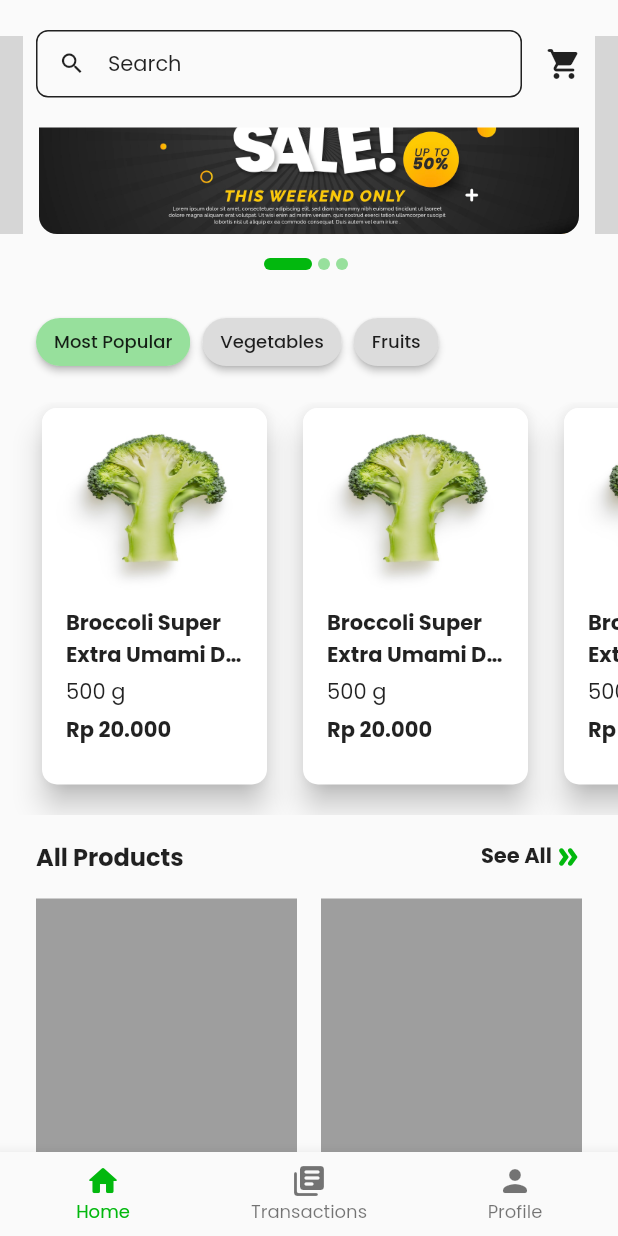
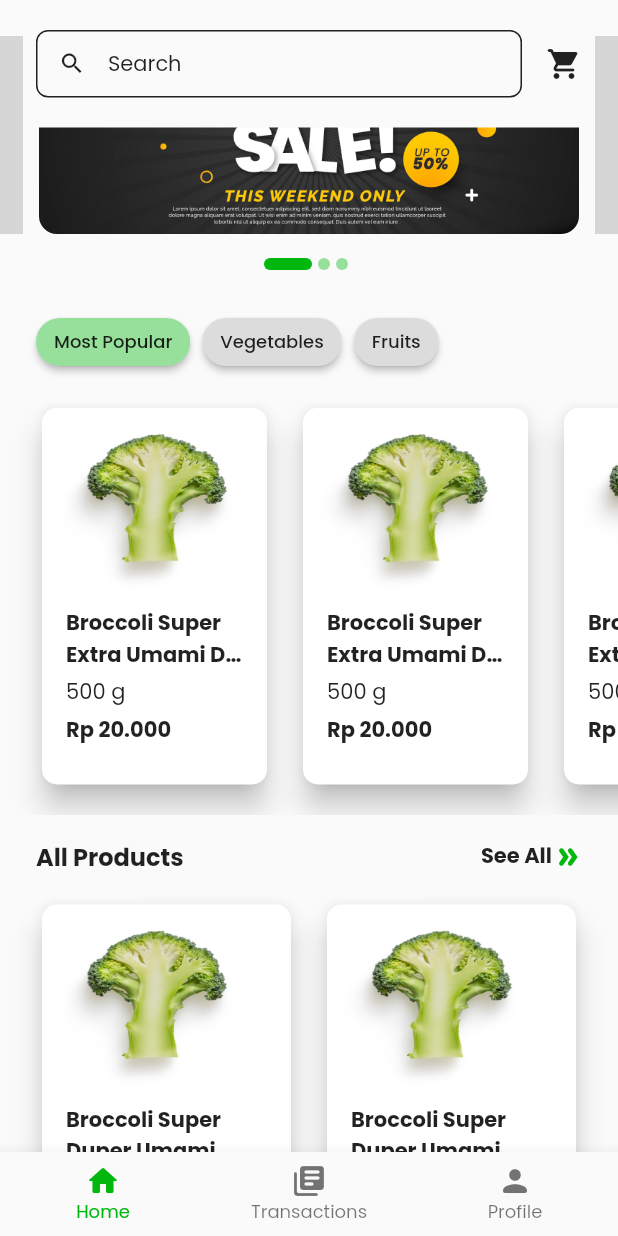
Before and after one commit to stanleymesa/segarbox_flutter, a Flutter app: the HomeView screen opened by its route, scrolled down 90 dp, on a phone screen of 412 x 824 dp. Run offline on Flutter 3.47's test engine with Material 2 defaults, Android fonts, the phone set to English and light mode, and no system bars; our stand-ins replace get, google_fonts, lottie; grey boxes are pictures that could not be loaded.

Commit message:
Masonry Grid

```diff
--- a/lib/app/modules/home/controllers/home_controller.dart
+++ b/lib/app/modules/home/controllers/home_controller.dart
@@ -23,6 +23,20 @@ class HomeController extends GetxController {
   // Navigation Bar
   final currentNavPage = 0.obs;
 
+  // Grid
+  final List<String> listTitle = [
+    'Broccoli Super Duper Umami Taste',
+    'Broccoli Super Duper Umami Taste asdasdasfasdfsad',
+    'Broccoli Super Dupe',
+    'Broccoli',
+    'Broccoli Super Duper Umami',
+    'Broccoli Super Duper Umami Taste sadasdsad',
+    'Broccoli Super',
+    'Broccoli Su',
+    'Broccoli Super Duper Umami Taste Wow oMAASDAJN asdjn',
+    'Broccoli Super Duper Umam',
+  ];
+
   @override
   void onInit() {
     super.onInit();
--- a/lib/app/modules/home/views/home_view.dart
+++ b/lib/app/modules/home/views/home_view.dart
@@ -1,5 +1,6 @@
 import 'package:carousel_slider/carousel_slider.dart';
 import 'package:flutter/material.dart';
+import 'package:flutter_staggered_grid_view/flutter_staggered_grid_view.dart';
 
 import 'package:get/get.dart';
 import 'package:segarbox_flutter/app/modules/home/views/profile_view.dart';
@@ -91,7 +92,9 @@ class HomePage extends StatelessWidget {
               SizedBox(
                 height: 16,
               ),
-              GridView1(),
+              GridView1(
+                controller: controller,
+              ),
               SizedBox(
                 height: 64,
               )
@@ -105,27 +108,79 @@ class HomePage extends StatelessWidget {
 }
 
 class GridView1 extends StatelessWidget {
-  const GridView1({
-    Key? key,
-  }) : super(key: key);
+  const GridView1({Key? key, required this.controller}) : super(key: key);
+
+  final HomeController controller;
 
   @override
   Widget build(BuildContext context) {
     return Padding(
       padding: const EdgeInsets.symmetric(horizontal: 24),
-      child: GridView.builder(
+      child: MasonryGridView.builder(
         itemCount: 10,
         shrinkWrap: true,
         primary: false,
-        gridDelegate: SliverGridDelegateWithFixedCrossAxisCount(
+        mainAxisSpacing: 16,
+        crossAxisSpacing: 16,
+        gridDelegate: SliverSimpleGridDelegateWithFixedCrossAxisCount(
           crossAxisCount: 2,
-          mainAxisSpacing: 16,
-          crossAxisSpacing: 16,
-          childAspectRatio: 0.65,
         ),
-        itemBuilder: (context, index) => Container(
-          color: Colors.grey,
-        ),
+        itemBuilder: (context, index) => Card(
+            color: Colors.white,
+            elevation: 8,
+            shape: RoundedRectangleBorder(
+              borderRadius: BorderRadius.all(Radius.circular(10)),
+            ),
+            child: Container(
+              padding: EdgeInsets.only(bottom: 16),
+              child: Column(
+                crossAxisAlignment: CrossAxisAlignment.start,
+                children: [
+                  ClipRRect(
+                    borderRadius: BorderRadius.only(
+                      topLeft: Radius.circular(10),
+                      topRight: Radius.circular(10),
+                    ),
+                    child: Image.asset(
+                      'assets/image/veggie.jpg',
+                      width: 150,
+                      height: 125,
+                      fit: BoxFit.fill,
+                    ),
+                  ),
+                  SizedBox(
+                    height: 8,
+                  ),
+                  Padding(
+                    padding: const EdgeInsets.symmetric(horizontal: 16),
+                    child: Text(
+                      controller.listTitle[index],
+                      style: normalBold,
+                    ),
+                  ),
+                  SizedBox(
+                    height: 4,
+                  ),
+                  Padding(
+                    padding: const EdgeInsets.symmetric(horizontal: 16),
+                    child: Text(
+                      '500 g',
+                      style: normalDark,
+                    ),
+                  ),
+                  SizedBox(
+                    height: 4,
+                  ),
+                  Padding(
+                    padding: const EdgeInsets.symmetric(horizontal: 16),
+                    child: Text(
+                      'Rp 20.000',
+                      style: normalBold,
+                    ),
+                  ),
+                ],
+              ),
+            )),
       ),
     );
   }
@@ -236,7 +291,8 @@ class HorizontalListView1 extends StatelessWidget {
                         ),
                       ],
                     ),
-                  ))
+                  ),
+                )
               : Row(
                   mainAxisAlignment: MainAxisAlignment.center,
                   children: [
```
